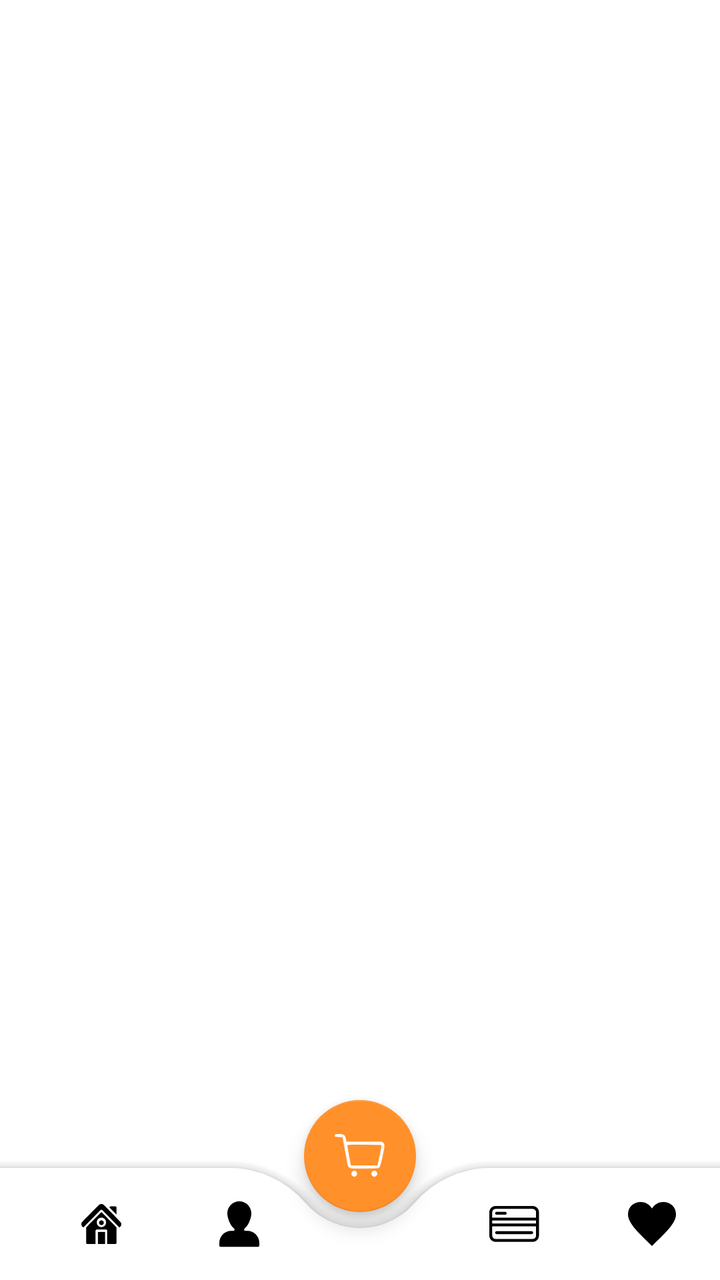
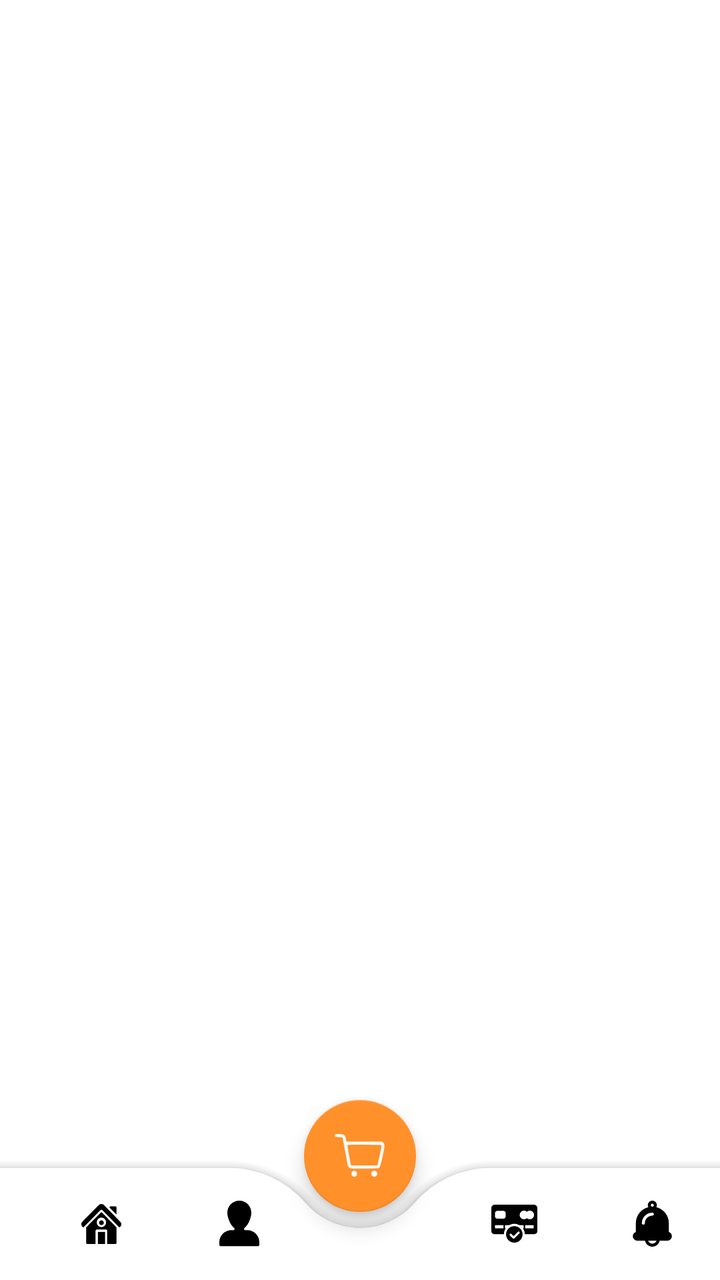

An Android layout rendered at two revisions. The XML below is the earlier revision; the diff shows what the commit changed to produce the second picture.
<!-- AndroidManifest.xml: application theme Theme.CERVERICA -->
<!-- res/layout/activity_cliente.xml -->
<?xml version="1.0" encoding="utf-8"?>
<androidx.constraintlayout.widget.ConstraintLayout
    xmlns:android="http://schemas.android.com/apk/res/android"
    xmlns:app="http://schemas.android.com/apk/res-auto"
    xmlns:tools="http://schemas.android.com/tools"
    android:layout_width="match_parent"
    android:layout_height="match_parent"
    android:orientation="vertical"
    tools:context=".controllers.cliente.ClienteActivity"
    >

    <FrameLayout
        android:id="@+id/fragment_container"
        android:layout_width="match_parent"
        android:layout_height="match_parent"
        android:layout_above="@id/bottom_navigation" />

    <androidx.coordinatorlayout.widget.CoordinatorLayout
        android:layout_width="match_parent"
        android:id="@+id/bottom_navigation"
        android:fitsSystemWindows="true"
        android:layout_height="110dp"
        app:layout_constraintBottom_toBottomOf="@+id/fragment_container"
        app:layout_constraintEnd_toEndOf="parent"
        app:layout_constraintStart_toStartOf="parent">
        <com.google.android.material.bottomappbar.BottomAppBar
            android:layout_width="match_parent"
            app:backgroundTint="@color/white"
            app:fabCradleMargin="8dp"
            app:fabCradleRoundedCornerRadius="50dp"
            app:fabCradleVerticalOffset="6dp"
            android:id="@+id/app_bar"
            android:layout_gravity="bottom"
            android:layout_height="wrap_content">
            <LinearLayout
                android:layout_width="match_parent"
                android:layout_height="match_parent"
                android:orientation="horizontal">

                <androidx.constraintlayout.widget.ConstraintLayout
                    android:layout_width="match_parent"
                    android:layout_height="match_parent"
                    android:layout_weight="0.2"
                    android:id="@+id/navigation_inicio">

                    <ImageView
                        android:id="@+id/imageView5"
                        android:layout_width="wrap_content"
                        android:layout_height="wrap_content"
                        app:layout_constraintBottom_toBottomOf="parent"
                        app:layout_constraintEnd_toEndOf="parent"
                        app:layout_constraintStart_toStartOf="parent"
                        app:layout_constraintTop_toTopOf="parent"
                        app:srcCompat="@drawable/bottom_btn1"
                        app:tint="@color/black" />
                </androidx.constraintlayout.widget.ConstraintLayout>

                <androidx.constraintlayout.widget.ConstraintLayout
                    android:layout_width="match_parent"
                    android:layout_height="match_parent"
                    android:layout_weight="0.2"
                    android:id="@+id/navigation_cuenta">

                    <ImageView
                        android:id="@+id/imageView6"
                        android:layout_width="wrap_content"
                        android:layout_height="wrap_content"
                        app:layout_constraintBottom_toBottomOf="parent"
                        app:layout_constraintEnd_toEndOf="parent"
                        app:layout_constraintStart_toStartOf="parent"
                        app:layout_constraintTop_toTopOf="parent"
                        app:srcCompat="@drawable/bottom_btn2"
                        app:tint="@color/black" />
                </androidx.constraintlayout.widget.ConstraintLayout>

                <androidx.constraintlayout.widget.ConstraintLayout
                    android:layout_width="match_parent"
                    android:layout_height="match_parent"
                    android:layout_weight="0.2"
                    android:visibility="invisible">

                    <ImageView
                        android:layout_width="wrap_content"
                        android:layout_height="wrap_content"
                        app:layout_constraintBottom_toBottomOf="parent"
                        app:layout_constraintEnd_toEndOf="parent"
                        app:layout_constraintStart_toStartOf="parent"
                        app:layout_constraintTop_toTopOf="parent"
                        app:srcCompat="@drawable/bottom_btn3"
                        app:tint="@color/black" />
                </androidx.constraintlayout.widget.ConstraintLayout>

                <androidx.constraintlayout.widget.ConstraintLayout
                    android:layout_width="match_parent"
                    android:layout_height="match_parent"
                    android:layout_weight="0.2"
                    android:id="@+id/navigation_historial">

                    <ImageView
                        android:id="@+id/imageView8"
                        android:layout_width="wrap_content"
                        android:layout_height="wrap_content"
                        app:layout_constraintBottom_toBottomOf="parent"
                        app:layout_constraintEnd_toEndOf="parent"
                        app:layout_constraintStart_toStartOf="parent"
                        app:layout_constraintTop_toTopOf="parent"
                        app:srcCompat="@drawable/bottom_btn3"
                        app:tint="@color/black" />
                </androidx.constraintlayout.widget.ConstraintLayout>

                <androidx.constraintlayout.widget.ConstraintLayout
                    android:layout_width="match_parent"
                    android:layout_height="match_parent"
                    android:layout_weight="0.2"
                    android:id="@+id/navigation_favoritos">

                    <ImageView
                        android:id="@+id/imageView9"
                        android:layout_width="wrap_content"
                        android:layout_height="wrap_content"
                        app:layout_constraintBottom_toBottomOf="parent"
                        app:layout_constraintEnd_toEndOf="parent"
                        app:layout_constraintStart_toStartOf="parent"
                        app:layout_constraintTop_toTopOf="parent"
                        app:srcCompat="@drawable/heart"
                        app:tint="@color/black" />
                </androidx.constraintlayout.widget.ConstraintLayout>

            </LinearLayout>
        </com.google.android.material.bottomappbar.BottomAppBar>
        <com.google.android.material.floatingactionbutton.FloatingActionButton
            android:layout_width="wrap_content"
            android:layout_height="wrap_content"
            android:src="@drawable/cart"
            app:tint="@color/white"
            app:backgroundTint="@color/orange"
            app:maxImageSize="25dp"
            app:layout_dodgeInsetEdges="all"
            app:layout_anchor="@id/app_bar"
            android:pointerIcon="wait"
            android:id="@+id/navigation_web">
        </com.google.android.material.floatingactionbutton.FloatingActionButton>


    </androidx.coordinatorlayout.widget.CoordinatorLayout>
</androidx.constraintlayout.widget.ConstraintLayout>
<!-- resources referenced by this layout -->
<resources>
  <color name="black">#FF000000</color>
  <color name="orange">#FF902A</color>
  <color name="white">#FFFFFFFF</color>
  <!-- drawable bottom_btn1: png bitmap (drawable-hdpi, 552 bytes) -->
  <!-- drawable bottom_btn2: png bitmap (drawable-hdpi, 511 bytes) -->
  <!-- drawable bottom_btn3: png bitmap (drawable-hdpi, 395 bytes) -->
  <!-- drawable cart: png bitmap (drawable-hdpi, 770 bytes) -->
  <!-- drawable heart (drawable) -->
  <vector xmlns:android="http://schemas.android.com/apk/res/android"
      android:width="24dp"
      android:height="24dp"
      android:viewportWidth="24"
      android:viewportHeight="24">
    <path
        android:fillColor="#FF000000"
        android:pathData="M12,4.248c-3.148,-5.402 -12,-3.825 -12,2.944 0,4.661 5.571,9.427 12,15.808 6.43,-6.381 12,-11.147 12,-15.808 0,-6.792 -8.875,-8.306 -12,-2.944z"/>
  </vector>
  <style name="Theme.CERVERICA" parent="Base.Theme.CERVERICA" />
  <style name="Base.Theme.CERVERICA" parent="Theme.MaterialComponents.DayNight.NoActionBar">
          
          
          <item name="android:windowFullscreen">true</item>
      </style>
</resources>

<!-- the commit's change to res/layout/activity_cliente.xml (unified diff, before → after) -->
@@ -13,7 +13,10 @@
         android:id="@+id/fragment_container"
         android:layout_width="match_parent"
         android:layout_height="match_parent"
-        android:layout_above="@id/bottom_navigation" />
+        app:layout_constraintBottom_toBottomOf="parent"
+        app:layout_constraintEnd_toEndOf="parent"
+        app:layout_constraintStart_toStartOf="parent"
+        app:layout_constraintTop_toTopOf="parent" />
 
     <androidx.coordinatorlayout.widget.CoordinatorLayout
         android:layout_width="match_parent"
@@ -98,13 +101,13 @@
 
                     <ImageView
                         android:id="@+id/imageView8"
-                        android:layout_width="wrap_content"
-                        android:layout_height="wrap_content"
+                        android:layout_width="match_parent"
+                        android:layout_height="0dp"
                         app:layout_constraintBottom_toBottomOf="parent"
                         app:layout_constraintEnd_toEndOf="parent"
                         app:layout_constraintStart_toStartOf="parent"
                         app:layout_constraintTop_toTopOf="parent"
-                        app:srcCompat="@drawable/bottom_btn3"
+                        app:srcCompat="@drawable/card"
                         app:tint="@color/black" />
                 </androidx.constraintlayout.widget.ConstraintLayout>
 
@@ -112,17 +115,17 @@
                     android:layout_width="match_parent"
                     android:layout_height="match_parent"
                     android:layout_weight="0.2"
-                    android:id="@+id/navigation_favoritos">
+                    android:id="@+id/navigation_notificaciones">
 
                     <ImageView
                         android:id="@+id/imageView9"
-                        android:layout_width="wrap_content"
-                        android:layout_height="wrap_content"
+                        android:layout_width="match_parent"
+                        android:layout_height="0dp"
                         app:layout_constraintBottom_toBottomOf="parent"
                         app:layout_constraintEnd_toEndOf="parent"
                         app:layout_constraintStart_toStartOf="parent"
                         app:layout_constraintTop_toTopOf="parent"
-                        app:srcCompat="@drawable/heart"
+                        app:srcCompat="@drawable/bell2"
                         app:tint="@color/black" />
                 </androidx.constraintlayout.widget.ConstraintLayout>
 
<!-- resource entries referenced after the edit -->
@@ -3,20 +3,33 @@
   <color name="black">#FF000000</color>
   <color name="orange">#FF902A</color>
   <color name="white">#FFFFFFFF</color>
+  <!-- drawable bell2 (drawable) -->
+  <vector xmlns:android="http://schemas.android.com/apk/res/android"
+      android:width="800dp"
+      android:height="800dp"
+      android:viewportWidth="512"
+      android:viewportHeight="512">
+    <path
+        android:pathData="M439.65,348.11v-97.68c-0.01,-86.03 -59.23,-158.03 -139.08,-177.98c3.41,-6.76 5.51,-14.29 5.51,-22.37C306.09,22.47 283.62,0 256,0c-27.62,0 -50.09,22.47 -50.09,50.09c0,8.08 2.1,15.61 5.51,22.37c-79.85,19.95 -139.07,91.94 -139.08,177.98v97.68c-19.41,6.9 -33.38,25.23 -33.39,47.02c0.01,27.67 22.42,50.08 50.09,50.08h85.16C181.94,483.32 215.61,511.99 256,512c40.39,-0.01 74.06,-28.68 81.8,-66.78h85.16c27.67,-0.01 50.08,-22.42 50.09,-50.08C473.04,373.35 459.06,355.02 439.65,348.11zM256,33.39c9.2,0 16.7,7.5 16.7,16.7c0,9.2 -7.5,16.7 -16.7,16.7c-9.2,0 -16.7,-7.5 -16.7,-16.7C239.3,40.89 246.8,33.39 256,33.39zM172.52,250.43c0,9.22 -7.47,16.7 -16.7,16.7s-16.7,-7.47 -16.7,-16.7c0.03,-64.49 52.38,-116.84 116.87,-116.87c9.22,0 16.7,7.47 16.7,16.7c0,9.22 -7.47,16.7 -16.7,16.7v-0C210.01,167.04 172.6,204.45 172.52,250.43zM256,478.61c-21.77,-0.04 -40.08,-14 -47,-33.39h94C296.08,464.61 277.77,478.57 256,478.61z"
+        android:fillColor="#000000"/>
+  </vector>
   <!-- drawable bottom_btn1: png bitmap (drawable-hdpi, 552 bytes) -->
   <!-- drawable bottom_btn2: png bitmap (drawable-hdpi, 511 bytes) -->
   <!-- drawable bottom_btn3: png bitmap (drawable-hdpi, 395 bytes) -->
+  <!-- drawable card (drawable) -->
+  <vector xmlns:android="http://schemas.android.com/apk/res/android"
+      android:width="800dp"
+      android:height="800dp"
+      android:viewportWidth="512"
+      android:viewportHeight="512">
+    <path
+        android:pathData="M475.37,44.71H35.94C16.08,44.71 0,62.85 0,82.7v256.66c0,19.85 16.08,33.35 35.94,33.35h104.17c0,-24 7.21,-44 19.54,-64H155.6c-2.21,0 -3.6,0.52 -3.6,-1.68V279.03c0,-2.21 1.4,-6.32 3.6,-6.32h42.45c17.07,-8 36.88,-15.61 58,-15.61s40.93,7.61 58,15.61H355.6c2.21,0 4.4,4.11 4.4,6.32v27.99c0,2.21 -2.19,1.68 -4.4,1.68h-3.15c12.34,20 19.54,40 19.54,64h103.38c19.85,0 36.63,-13.5 36.63,-33.35V82.7C512,62.85 495.22,44.71 475.37,44.71zM136,304.71c0,2.21 -1.79,4 -4,4H44c-2.21,0 -4,-1.79 -4,-4v-28c0,-2.21 1.79,-4 4,-4h88c2.21,0 4,1.79 4,4V304.71zM160,172.71c0,15.46 -12.54,28 -28,28H68c-15.46,0 -28,-12.54 -28,-28v-32c0,-15.46 12.54,-28 28,-28h64c15.46,0 28,12.54 28,28V172.71zM472,304.71c0,2.21 -1.79,4 -4,4h-88c-2.21,0 -4,-1.79 -4,-4v-28c0,-2.21 1.79,-4 4,-4h88c2.21,0 4,1.79 4,4V304.71zM427.6,207.02c-12.3,0 -23.5,-4.69 -32,-12.32c-8.5,7.64 -19.7,12.32 -32,12.32c-26.46,0 -48,-21.53 -48,-48s21.54,-48 48,-48c12.3,0 23.5,4.69 32,12.32c8.5,-7.64 19.7,-12.32 32,-12.32c26.47,0 48,21.53 48,48S454.07,207.02 427.6,207.02z"
+        android:fillColor="#000000"/>
+    <path
+        android:pathData="M255.81,283.41c-50.78,0 -91.94,41.16 -91.94,91.94s41.16,91.94 91.94,91.94s91.94,-41.16 91.94,-91.94S306.59,283.41 255.81,283.41zM312.44,363.8l-56.19,56.19c-2.27,2.27 -5.28,3.52 -8.48,3.52c-3.2,0 -6.22,-1.25 -8.48,-3.52l-32.97,-32.97c-4.68,-4.68 -4.68,-12.29 0,-16.97c4.54,-4.54 12.43,-4.54 16.97,0l24.48,24.48l47.71,-47.71c4.54,-4.54 12.43,-4.54 16.97,0c2.27,2.26 3.52,5.28 3.52,8.48C315.96,358.53 314.72,361.54 312.44,363.8z"
+        android:fillColor="#000000"/>
+  </vector>
   <!-- drawable cart: png bitmap (drawable-hdpi, 770 bytes) -->
-  <!-- drawable heart (drawable) -->
-  <vector xmlns:android="http://schemas.android.com/apk/res/android"
-      android:width="24dp"
-      android:height="24dp"
-      android:viewportWidth="24"
-      android:viewportHeight="24">
-    <path
-        android:fillColor="#FF000000"
-        android:pathData="M12,4.248c-3.148,-5.402 -12,-3.825 -12,2.944 0,4.661 5.571,9.427 12,15.808 6.43,-6.381 12,-11.147 12,-15.808 0,-6.792 -8.875,-8.306 -12,-2.944z"/>
-  </vector>
   <style name="Theme.CERVERICA" parent="Base.Theme.CERVERICA" />
   <style name="Base.Theme.CERVERICA" parent="Theme.MaterialComponents.DayNight.NoActionBar">
           
